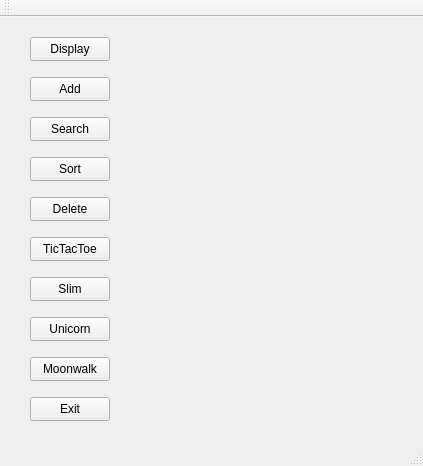
This is Widget/mainwindow.ui in Ladanvini/VLN1-Hopur-5 as Qt 5 draws it before an edit. The edited form follows.
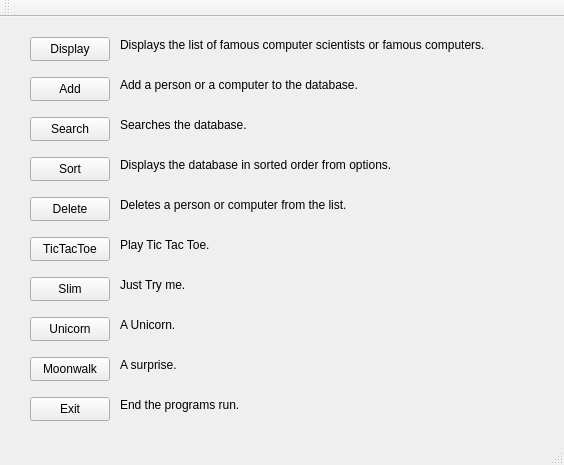
This is the edited form.

Commit message: Labels added beside push buttons

Diff of the .ui file:
```diff
--- a/Widget/mainwindow.ui
+++ b/Widget/mainwindow.ui
@@ -6,8 +6,8 @@
    <rect>
     <x>0</x>
     <y>0</y>
-    <width>423</width>
-    <height>466</height>
+    <width>564</width>
+    <height>465</height>
    </rect>
   </property>
   <property name="windowTitle">
@@ -144,6 +144,136 @@
      <string>Exit</string>
     </property>
    </widget>
+   <widget class="QLabel" name="label">
+    <property name="geometry">
+     <rect>
+      <x>120</x>
+      <y>20</y>
+      <width>431</width>
+      <height>16</height>
+     </rect>
+    </property>
+    <property name="text">
+     <string>Displays the list of famous computer scientists or famous computers.</string>
+    </property>
+   </widget>
+   <widget class="QLabel" name="label_2">
+    <property name="geometry">
+     <rect>
+      <x>120</x>
+      <y>60</y>
+      <width>281</width>
+      <height>16</height>
+     </rect>
+    </property>
+    <property name="text">
+     <string>Add a person or a computer to the database.</string>
+    </property>
+   </widget>
+   <widget class="QLabel" name="label_3">
+    <property name="geometry">
+     <rect>
+      <x>120</x>
+      <y>100</y>
+      <width>151</width>
+      <height>16</height>
+     </rect>
+    </property>
+    <property name="text">
+     <string>Searches the database.</string>
+    </property>
+   </widget>
+   <widget class="QLabel" name="label_4">
+    <property name="geometry">
+     <rect>
+      <x>120</x>
+      <y>140</y>
+      <width>321</width>
+      <height>16</height>
+     </rect>
+    </property>
+    <property name="text">
+     <string>Displays the database in sorted order from options.</string>
+    </property>
+   </widget>
+   <widget class="QLabel" name="label_5">
+    <property name="geometry">
+     <rect>
+      <x>120</x>
+      <y>180</y>
+      <width>321</width>
+      <height>16</height>
+     </rect>
+    </property>
+    <property name="text">
+     <string>Deletes a person or computer from the list.</string>
+    </property>
+   </widget>
+   <widget class="QLabel" name="label_6">
+    <property name="geometry">
+     <rect>
+      <x>120</x>
+      <y>220</y>
+      <width>111</width>
+      <height>16</height>
+     </rect>
+    </property>
+    <property name="text">
+     <string>Play Tic Tac Toe.</string>
+    </property>
+   </widget>
+   <widget class="QLabel" name="label_7">
+    <property name="geometry">
+     <rect>
+      <x>120</x>
+      <y>260</y>
+      <width>81</width>
+      <height>16</height>
+     </rect>
+    </property>
+    <property name="text">
+     <string>Just Try me.</string>
+    </property>
+   </widget>
+   <widget class="QLabel" name="label_8">
+    <property name="geometry">
+     <rect>
+      <x>120</x>
+      <y>300</y>
+      <width>91</width>
+      <height>16</height>
+     </rect>
+    </property>
+    <property name="text">
+     <string>A Unicorn.</string>
+    </property>
+   </widget>
+   <widget class="QLabel" name="label_9">
+    <property name="geometry">
+     <rect>
+      <x>120</x>
+      <y>340</y>
+      <width>71</width>
+      <height>16</height>
+     </rect>
+    </property>
+    <property name="text">
+     <string>A surprise.</string>
+    </property>
+   </widget>
+   <widget class="QLabel" name="label_10">
+    <property name="geometry">
+     <rect>
+      <x>120</x>
+      <y>380</y>
+      <width>141</width>
+      <height>16</height>
+     </rect>
+    </property>
+    <property name="text">
+     <string>End the programs run.</string>
+    </property>
+   </widget>
   </widget>
   <widget class="QMenuBar" name="menuBar">
    <property name="geometry">
```
Left out of the diff: 2 changed lines with no effect on the pictures.
